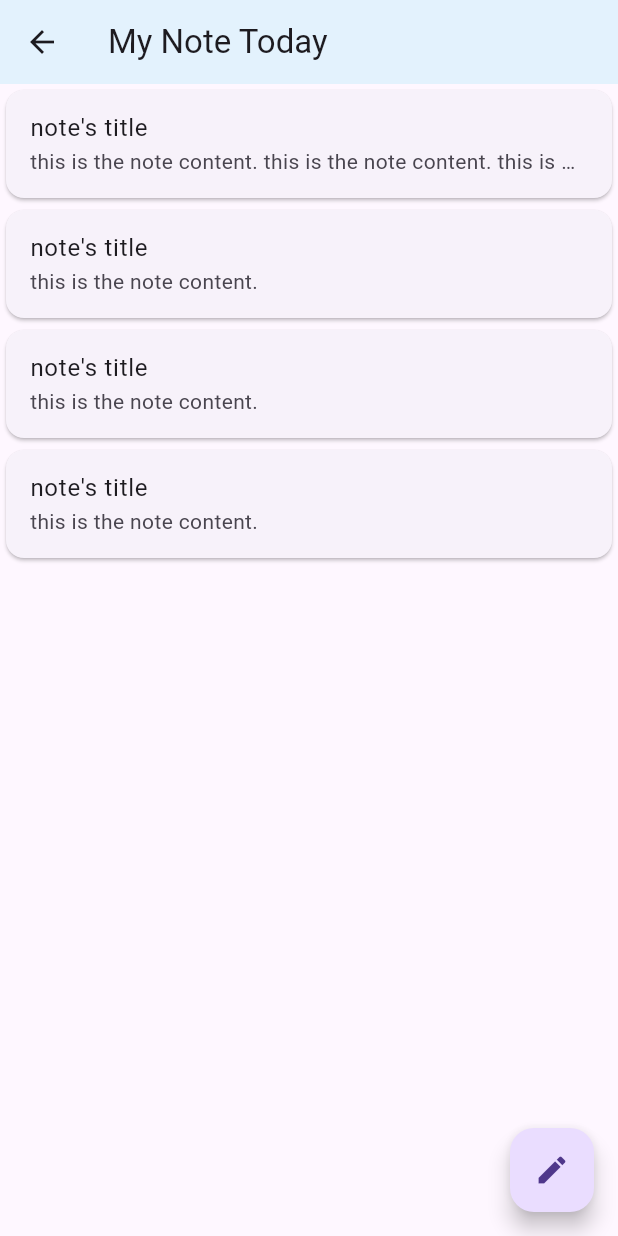
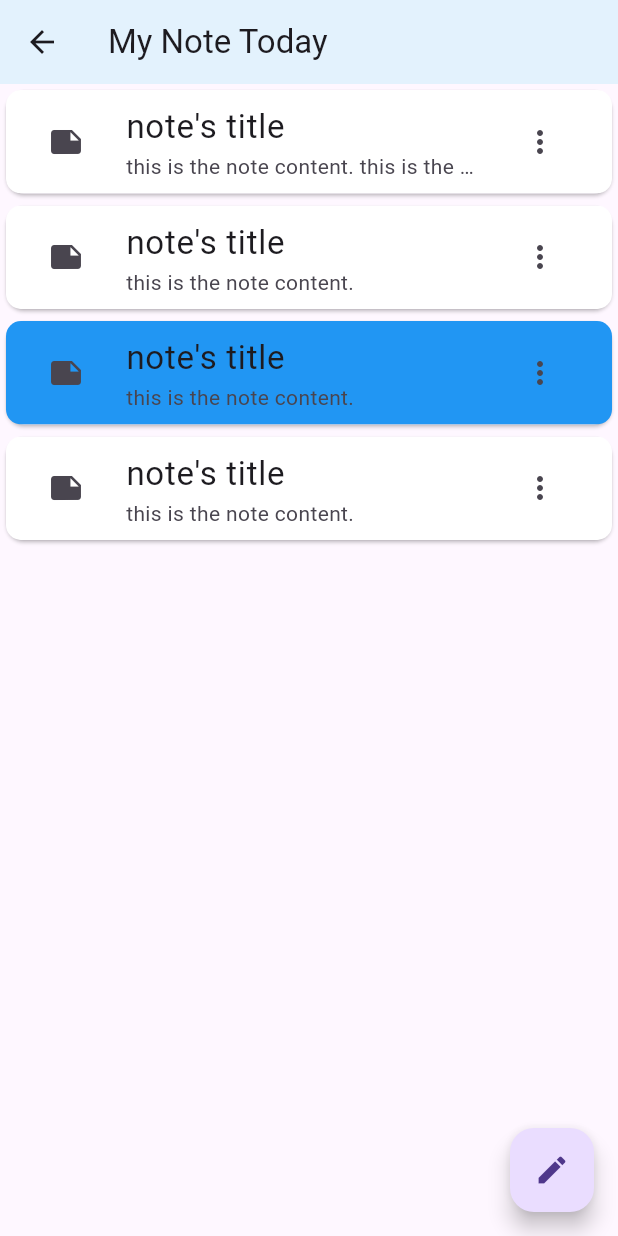
Before and after one commit to greenYumi/tugas-mobile, a Flutter app: the screen it shows after launch, after a tap on "My Note Today", on a phone screen of 412 x 824 dp. Run offline on Flutter 3.47's test engine with Material 3 defaults, Android fonts, the phone set to English and light mode, and no system bars.

Commit message:
penambahan fitur lanjutan di pada Note()

```diff
--- /dev/null
+++ b/lib/data/appbar_data.dart
@@ -0,0 +1,7 @@
+List<Map<String, dynamic>> appBarData = [
+  {
+    "id": 0,
+    "title": "Note Today",
+    "info": {"desk": "ini adalah note today"},
+  },
+];
--- /dev/null
+++ b/lib/data/icon_pack.dart
@@ -0,0 +1,25 @@
+import 'package:flutter/material.dart';
+
+final List<IconData> popularNoteIcons = [
+  Icons.work, // Pekerjaan
+  Icons.school, // Pendidikan / Tugas sekolah
+  Icons.check_circle, // Checklist / Tugas selesai
+  Icons.calendar_today, // Jadwal / Agenda
+  Icons.fitness_center, // Olahraga / Gym
+  Icons.shopping_cart, // Belanja
+  Icons.book, // Buku / Belajar
+  Icons.health_and_safety, // Kesehatan
+  Icons.travel_explore, // Perjalanan / Rencana liburan
+  Icons.music_note, // Musik
+  Icons.movie, // Film / Hiburan
+  Icons.restaurant, // Makan / Rencana kuliner
+  Icons.lightbulb, // Ide / Inspirasi
+  Icons.pets, // Hewan peliharaan
+  Icons.family_restroom, // Keluarga
+  Icons.nightlight, // Catatan malam / Relaksasi
+  Icons.attach_money, // Keuangan
+  Icons.edit, // Draft / Catatan umum
+  Icons.alarm, // Pengingat
+  Icons.code, // Pemrograman / Teknologi
+  Icons.cleaning_services, // Bersih-bersih
+];
--- a/lib/data/note_data.dart
+++ b/lib/data/note_data.dart
@@ -13,24 +13,29 @@ List<Map<String, dynamic>> noteData = [
         "date": DateTime.now(),
         "content":
             "this is the note content. this is the note content. this is the note content. this is the note content. this is the note content.",
+        "color": Colors.white,
+        "icon": Icons.note,
       },
       {
         "note_id": 1,
         "title": "note's title",
         "date": DateTime.now(),
         "content": "this is the note content.",
+        "color": Colors.white,
       },
       {
         "note_id": 2,
         "title": "note's title",
         "date": DateTime.now(),
         "content": "this is the note content.",
+        "color": Colors.blue,
       },
       {
         "note_id": 3,
         "title": "note's title",
         "date": DateTime.now(),
         "content": "this is the note content.",
+        "color": Colors.white,
       },
     ],
   },
--- a/lib/main.dart
+++ b/lib/main.dart
@@ -13,7 +13,8 @@
 }
 
 class MyApp extends StatelessWidget {
-  const MyApp({super.key});
+  MyApp({super.key});
+  final PageController _myPageController = PageController(initialPage: 1);
 
   @override
   Widget build(BuildContext context) {
@@ -23,6 +24,46 @@
         appBar: AppBar(
           backgroundColor: Colors.teal.shade50,
           title: Text(context.read<ShareProvider>().appBarTitle),
+          actions: [
+            Builder(
+              builder: (context) => IconButton(
+                onPressed: () {
+                  showModalBottomSheet(
+                    context: context,
+                    builder: (context) => Container(
+                      decoration: BoxDecoration(
+                        borderRadius: BorderRadius.only(
+                          topLeft: Radius.circular(16),
+                          topRight: Radius.circular(16),
+                        ),
+                        color: Colors.white,
+                      ),
+
+                      height: 500,
+                      width: double.infinity,
+
+                      child: Padding(
+                        padding: const EdgeInsets.all(8.0),
+                        child: Column(
+                          crossAxisAlignment: CrossAxisAlignment.start,
+                          children: [
+                            Text(
+                              "NOTE TODAY",
+                              style: TextStyle(
+                                fontSize: 30,
+                                fontWeight: FontWeight.bold,
+                              ),
+                            ),
+                          ],
+                        ),
+                      ),
+                    ),
+                  );
+                },
+                icon: Icon(Icons.info),
+              ),
+            ),
+          ],
         ),
         drawer: Drawer(),
         body: NoteMainScreen(),
--- a/lib/provider/share_provider.dart
+++ b/lib/provider/share_provider.dart
@@ -2,4 +2,12 @@ import 'package:flutter/material.dart';
 
 class ShareProvider with ChangeNotifier {
   String appBarTitle = "Note Today";
+
+  List<Map<String, dynamic>> appBarData = [
+    {
+      "id": 0,
+      "title": "Note Today",
+      "info": {"desk": "ini adalah note today"},
+    },
+  ];
 }
--- a/lib/screen/add_new_note_screen.dart
+++ b/lib/screen/add_new_note_screen.dart
@@ -1,5 +1,4 @@
 import 'package:flutter/material.dart';
-import 'package:flutter/services.dart';
 import 'package:well_being_2/data/note_data.dart';
 
 class AddNewNoteScreen extends StatefulWidget {
@@ -18,6 +17,7 @@ class AddNewNoteScreen extends StatefulWidget {
 
 class _AddNewNoteScreenState extends State<AddNewNoteScreen> {
   final TextEditingController _myController = TextEditingController();
+  bool pushResult = false;
 
   @override
   Widget build(BuildContext context) {
--- a/lib/screen/note_list_screen.dart
+++ b/lib/screen/note_list_screen.dart
@@ -1,5 +1,7 @@
 import 'package:flutter/material.dart';
+import 'package:well_being_2/data/note_data.dart';
 import 'package:well_being_2/screen/add_new_note_screen.dart';
+import 'package:well_being_2/widget/note.dart';
 
 bool setStateWhenPop = false;
 void openNewNote(context, listId, newNoteId, Function() callback) async {
@@ -47,17 +49,75 @@ class _NoteListScreenState extends State<NoteListScreen> {
       body: ListView(
         children: [
           ...widget.notes["notes"].map((note) {
-            return Card(
-              child: ListTile(
-                onTap: () {},
-                title: Text(note["title"]),
-                subtitle: SizedBox(
-                  height: 20,
-                  width: 20,
-                  child: Text(note["content"], overflow: TextOverflow.ellipsis),
-                ),
-              ),
+            return Note(
+              listId: widget.notes["list_id"],
+              note: note,
+              callback: () {
+                setState(() {});
+              },
             );
+            // Card(
+            //   child: ListTile(
+            //     shape: RoundedRectangleBorder(
+            //       borderRadius: BorderRadiusGeometry.all(Radius.circular(16)),
+            //     ),
+            //     onTap: () {},
+            //     tileColor: note["color"],
+            //     title: Text(note["title"]),
+            //     subtitle: SizedBox(
+            //       height: 20,
+            //       width: 20,
+            //       child: Text(note["content"], overflow: TextOverflow.ellipsis),
+            //     ),
+            //     trailing: PopupMenuButton(
+            //       icon: Icon(Icons.more_vert),
+            //       itemBuilder: (context) => <PopupMenuEntry>[
+            //         PopupMenuItem(
+            //           child: ListTile(
+            //             onTap: () {
+            //               Navigator.pop(context);
+            //             },
+            //             leading: Icon(Icons.delete),
+            //             title: Text("Hapus"),
+            //           ),
+            //         ),
+            //         PopupMenuDivider(),
+            //         PopupMenuItem(
+            //           child: ListTile(
+            //             onTap: () {
+            //               noteData[widget
+            //                       .notes["list_id"]]["notes"][note["note_id"]]["color"] =
+            //                   Colors.red.shade300;
+            //               Navigator.pop(context);
+            //               setState(() {});
+            //             },
+            //             leading: CircleAvatar(
+            //               backgroundColor: Colors.red.shade300,
+            //               radius: 10,
+            //             ),
+            //             title: Text("Red"),
+            //           ),
+            //         ),
+            //         PopupMenuItem(
+            //           child: ListTile(
+            //             onTap: () {
+            //               noteData[widget
+            //                       .notes["list_id"]]["notes"][note["note_id"]]["color"] =
+            //                   Colors.yellow.shade300;
+            //               Navigator.pop(context);
+            //               setState(() {});
+            //             },
+            //             leading: CircleAvatar(
+            //               backgroundColor: Colors.amber.shade300,
+            //               radius: 10,
+            //             ),
+            //             title: Text("Yellow"),
+            //           ),
+            //         ),
+            //       ],
+            //     ),
+            //   ),
+            // );
           }),
         ],
       ),
--- a/lib/screen/note_main_screen.dart
+++ b/lib/screen/note_main_screen.dart
@@ -25,6 +25,7 @@ class _NoteMainScreenState extends State<NoteMainScreen> {
   Widget build(BuildContext context) {
     final int listIdx = noteData.length;
     final List<Map<String, dynamic>> noteBooks = noteData;
+    final ScrollController _myScrollControler = ScrollController();
 
     return ListView(
       children: [
--- a/lib/task.txt
+++ b/lib/task.txt
@@ -0,0 +1,5 @@
+Drawer = sudah:belum diterapkan
+snackbar = sudah:sudah
+dialog = sudah:sudah
+banner = belum:belum
+sheetBottom = sudah:setengah
--- /dev/null
+++ b/lib/widget/note.dart
@@ -0,0 +1,112 @@
+import 'package:flutter/material.dart';
+import 'package:well_being_2/data/icon_pack.dart';
+
+class Note extends StatelessWidget {
+  const Note({
+    super.key,
+    required this.listId,
+    required this.note,
+    required this.callback,
+  });
+
+  final int listId;
+  final Map<String, dynamic> note;
+  final Function callback;
+
+  @override
+  Widget build(BuildContext context) {
+    return Card(
+      child: ListTile(
+        shape: RoundedRectangleBorder(
+          borderRadius: BorderRadiusGeometry.all(Radius.circular(10)),
+        ),
+        onTap: () {},
+        tileColor: note["color"],
+        title: Text(note["title"], style: TextStyle(fontSize: 22)),
+        subtitle: SizedBox(
+          height: 20,
+          width: 20,
+          child: Text(note["content"], overflow: TextOverflow.ellipsis),
+        ),
+        leading: IconButton(
+          onPressed: () {
+            showModalBottomSheet(
+              context: context,
+              builder: (context) => Container(
+                width: double.infinity,
+                height: 300,
+                color: Colors.white,
+                child: Padding(
+                  padding: const EdgeInsets.all(8.0),
+                  child: Column(
+                    spacing: 10,
+                    children: [
+                      Text(
+                        "Change Icon",
+                        style: TextStyle(
+                          fontSize: 30,
+                          fontWeight: FontWeight.bold,
+                        ),
+                      ),
+                      Expanded(
+                        child: ListView(
+                          children: [
+                            Wrap(
+                              direction: Axis.horizontal,
+                              children: [
+                                ...popularNoteIcons.map((e) {
+                                  return IconButton(
+                                    onPressed: () {
+                                      note["icon"] = e;
+                                      Navigator.pop(context);
+                                      callback();
+                                    },
+                                    icon: Icon(e),
+                                  );
+                                }),
+                              ],
+                            ),
+                          ],
+                        ),
+                      ),
+                    ],
+                  ),
+                ),
+              ),
+            );
+          },
+          icon: Icon(note["icon"] ?? Icons.note),
+        ),
+        trailing: PopupMenuButton(
+          icon: Icon(Icons.more_vert),
+          itemBuilder: (context) => <PopupMenuEntry>[
+            PopupMenuItem(
+              child: ListTile(
+                onTap: () {
+                  Navigator.pop(context);
+                },
+                leading: Icon(Icons.delete),
+                title: Text("Hapus"),
+              ),
+            ),
+            PopupMenuDivider(),
+            PopupMenuItem(
+              child: ListTile(
+                onTap: () {
+                  note["color"] = Colors.red.shade300;
+                  Navigator.pop(context);
+                  callback();
+                },
+                leading: CircleAvatar(
+                  backgroundColor: Colors.red.shade300,
+                  radius: 16,
+                ),
+                title: Text("Red"),
+              ),
+            ),
+          ],
+        ),
+      ),
+    );
+  }
+}
```
